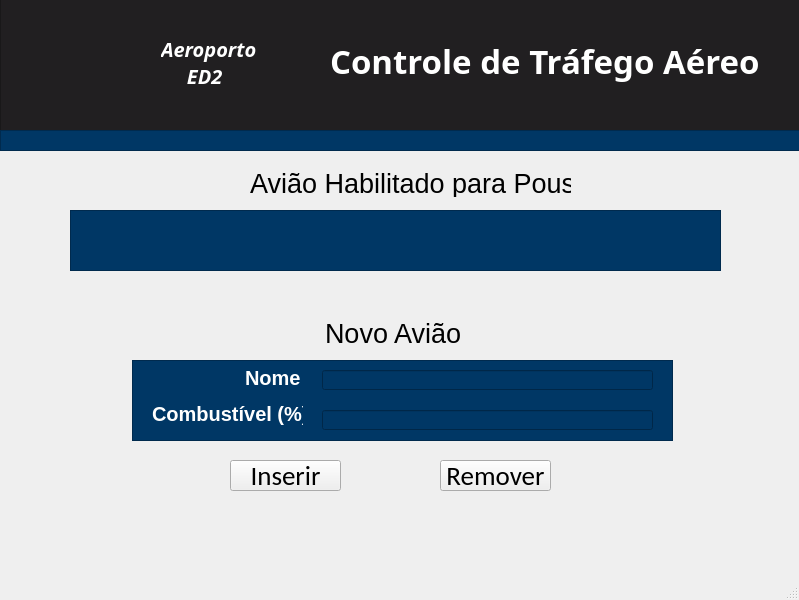
This is 05 - Simulador Aeroporto/aeroportoed2.ui in DouglasArS/Estruturas-de-Prioridade-Aplicadas-ao-Controle-de-Trafego-Aereo as Qt 5 draws it before an edit. The edited form follows.
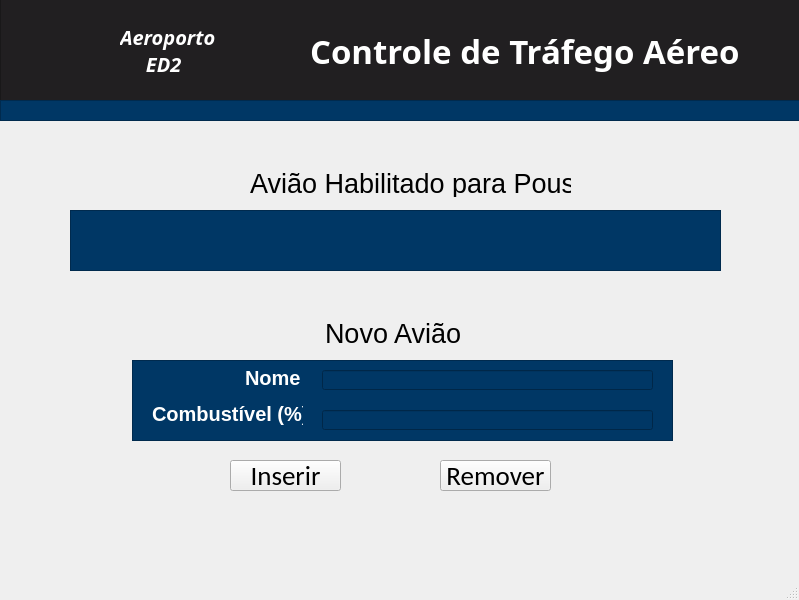
This is the edited form. Icons and pictures are not drawn.

```diff
--- a/05 - Simulador Aeroporto/aeroportoed2.ui
+++ b/05 - Simulador Aeroporto/aeroportoed2.ui
@@ -44,7 +44,7 @@
       <x>0</x>
       <y>-10</y>
       <width>801</width>
-      <height>141</height>
+      <height>111</height>
      </rect>
     </property>
     <property name="styleSheet">
@@ -60,8 +60,8 @@
     <widget class="QLabel" name="label_2">
      <property name="geometry">
       <rect>
-       <x>161</x>
-       <y>42</y>
+       <x>120</x>
+       <y>30</y>
        <width>141</width>
        <height>61</height>
       </rect>
@@ -87,8 +87,8 @@
     <widget class="QLabel" name="AeroportoED2">
      <property name="geometry">
       <rect>
-       <x>330</x>
-       <y>40</y>
+       <x>310</x>
+       <y>30</y>
        <width>471</width>
        <height>61</height>
       </rect>
@@ -111,10 +111,10 @@
     <widget class="QLabel" name="label_3">
      <property name="geometry">
       <rect>
-       <x>5</x>
-       <y>20</y>
-       <width>141</width>
-       <height>111</height>
+       <x>40</x>
+       <y>30</y>
+       <width>61</width>
+       <height>61</height>
       </rect>
      </property>
      <property name="font">
@@ -142,7 +142,7 @@
     <property name="geometry">
      <rect>
       <x>0</x>
-      <y>130</y>
+      <y>100</y>
       <width>801</width>
       <height>21</height>
      </rect>
```
Left out of the diff: 8 changed lines with no effect on the pictures.
